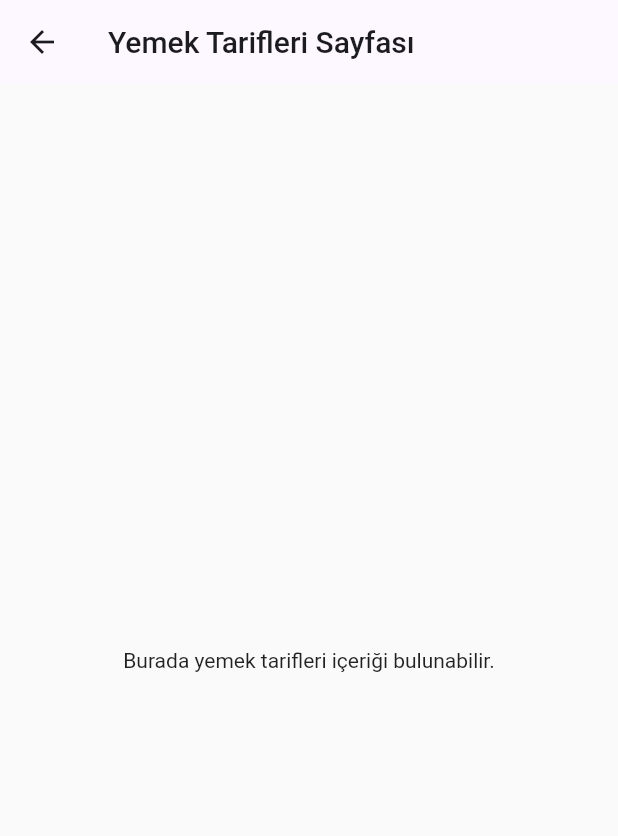
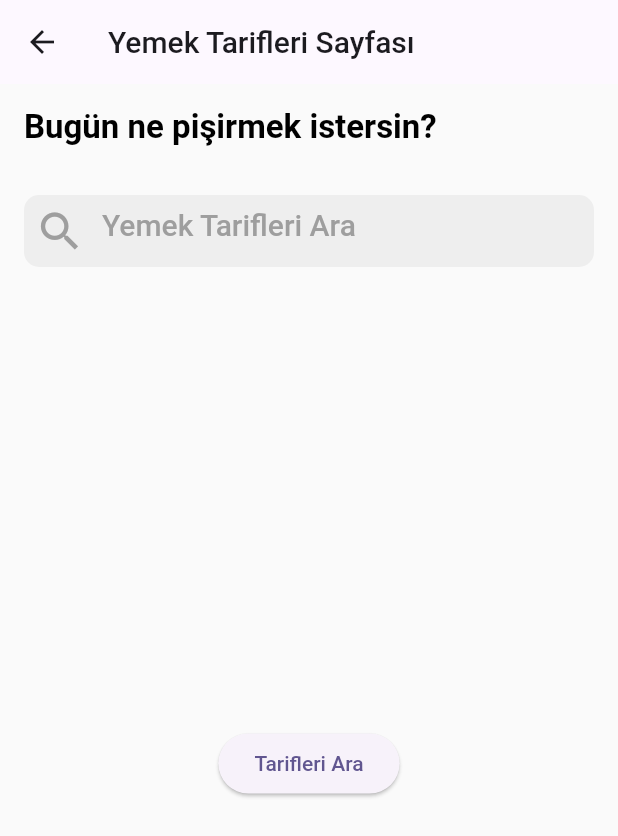
Before and after one commit to burcugulll/bitirme-projesi, a Flutter app: the YemekTarifleriPage screen opened directly, on a phone screen of 412 x 824 dp. Shown: the top 836 px of the screen. Run offline on Flutter 3.47's test engine with Material 2 defaults, Android fonts, the phone set to English and light mode, and no system bars; our stand-ins replace firebase_auth, firebase_core, firebase_storage, google_sign_in, image_picker; accounts and stored records are empty.

Commit message:
yemek tarifleri sayfasında api öncesi oluşturuldu

```diff
--- a/lib/screens/gunluk/kahvalti.dart
+++ b/lib/screens/gunluk/kahvalti.dart
@@ -1,4 +1,5 @@
 import 'package:flutter/material.dart';
+import 'package:http/http.dart' as http;
 
 class KahvaltiPage extends StatelessWidget {
   @override
@@ -82,17 +83,88 @@ class YemekPage extends StatelessWidget {
   }
 }
 
-class YemekTarifleriPage extends StatelessWidget {
+class YemekTarifleriPage extends StatefulWidget {
+  @override
+  _YemekTarifleriPageState createState() => _YemekTarifleriPageState();
+}
+
+class _YemekTarifleriPageState extends State<YemekTarifleriPage> {
+  TextEditingController _searchController = new TextEditingController();
+  String _apiUrl =
+      'https://api.edamam.com/search?q=chicken&app_id=9dbf4610&app_key=0e45552529bb0b4cb1d5c8232226f7ed';
+
   @override
   Widget build(BuildContext context) {
     return Scaffold(
       appBar: AppBar(
         title: Text('Yemek Tarifleri Sayfası'),
       ),
-      body: Center(
-        child: Text('Burada yemek tarifleri içeriği bulunabilir.'),
+      body: Column(
+        crossAxisAlignment: CrossAxisAlignment.stretch,
+        children: <Widget>[
+          Container(
+            padding: EdgeInsets.all(16),
+            child: Text(
+              'Bugün ne pişirmek istersin?',
+              style: TextStyle(
+                fontSize: 22,
+                color: Colors.black,
+                fontWeight: FontWeight.bold,
+              ),
+            ),
+          ),
+          Padding(
+            padding: const EdgeInsets.all(16.0),
+            child: Container(
+              decoration: BoxDecoration(
+                color: Colors.grey[200],
+                borderRadius: BorderRadius.circular(10),
+              ),
+              child: TextField(
+                controller: _searchController,
+                cursorColor: Colors.black,
+                decoration: InputDecoration(
+                  border: InputBorder.none,
+                  prefixIcon: Icon(
+                    Icons.search,
+                    color: Colors.grey,
+                    size: 34.0,
+                  ),
+                  hintText: 'Yemek Tarifleri Ara',
+                  hintStyle: TextStyle(
+                    color: Colors.grey,
+                    fontSize: 20.0,
+                  ),
+                ),
+              ),
+            ),
+          ),
+          Expanded(
+            child: Center(
+              child: ElevatedButton(
+                onPressed: () {
+                  _searchRecipes();
+                },
+                child: Text('Tarifleri Ara'),
+              ),
+            ),
+          ),
+        ],
       ),
     );
+  }
+
+  Future<void> _searchRecipes() async {
+    final response = await http.get(Uri.parse(_apiUrl));
+
+    if (response.statusCode == 200) {
+      // Başarılı bir şekilde veri alındı.
+      // TODO: Burada API'den gelen verileri işleyin ve kullanın.
+      print(response.body);
+    } else {
+      // API isteğinde bir hata oluştu.
+      print('API isteğinde hata: ${response.statusCode}');
+    }
   }
 }
 
--- a/pubspec.yaml
+++ b/pubspec.yaml
@@ -41,6 +41,7 @@ dependencies:
   image_picker: ^1.0.4
   firebase_storage: ^11.5.1
   flutter_local_notifications: ^16.1.0
+  http: ^1.1.0
 
 dev_dependencies:
   flutter_test:
```
Also changed, not shown: pubspec.lock.
